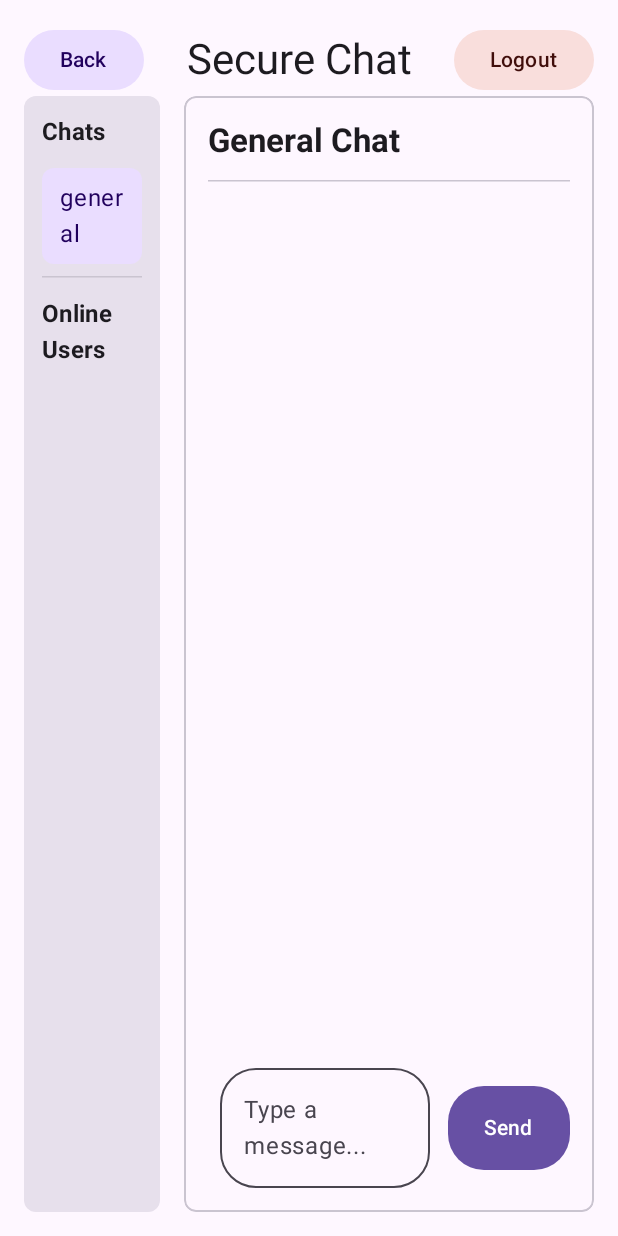
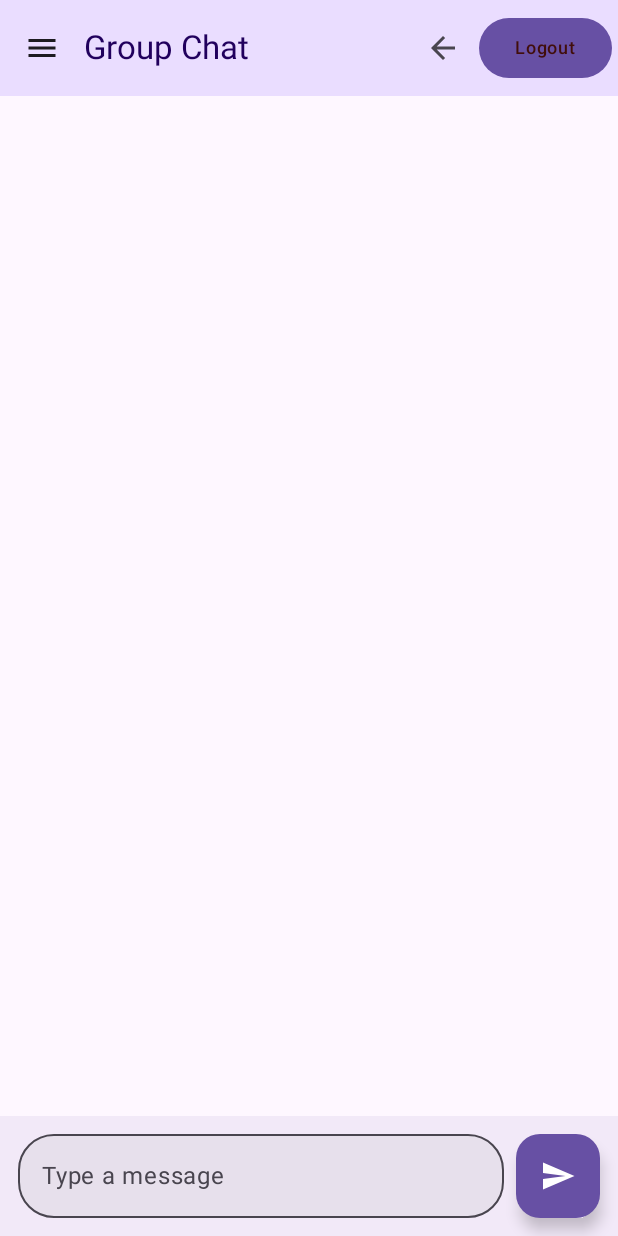
Before and after one commit to UdayKhare09/ProjectEXO_Android, an Android app built with Jetpack Compose: the FeatureScreen screen opened through its navigation route, after a tap on "Secure Chat", on a phone screen of 412 x 824 dp. Run offline under Robolectric (Android 15) with nearby library versions, the phone set to English and light mode, and no system bars; 1 statement that could not run was skipped.

Commit message:
Refactor Chat UI and ClientSocket for improved navigation and message handling

```diff
--- a/app/src/main/java/dev/uday/projectexo_android/Navigation.kt
+++ b/app/src/main/java/dev/uday/projectexo_android/Navigation.kt
@@ -18,9 +18,11 @@ object NavigationRoutes {
 @Composable
 fun AppNavigation() {
     val navController = rememberNavController()
+    // Set up the navigation host with no animation
+
     NavHost(
         navController = navController,
-        startDestination = NavigationRoutes.LOGIN
+        startDestination = NavigationRoutes.LOGIN,
     ) {
         composable(NavigationRoutes.LOGIN) {
             LoginScreen(
--- a/app/src/main/java/dev/uday/projectexo_android/net/ClientSocket.kt
+++ b/app/src/main/java/dev/uday/projectexo_android/net/ClientSocket.kt
@@ -1,6 +1,8 @@
 package dev.uday.projectexo_android.net
 
+import android.util.Log
 import dev.uday.projectexo_android.net.handlers.PacketHandler
+import kotlinx.coroutines.CoroutineScope
 import java.io.*
 import java.net.Socket
 import java.security.KeyFactory
@@ -9,6 +11,11 @@ import java.security.KeyPairGenerator
 import java.security.PublicKey
 import java.security.spec.X509EncodedKeySpec
 import javax.crypto.Cipher
+import kotlinx.coroutines.Dispatchers
+import kotlinx.coroutines.launch
+import kotlinx.coroutines.withContext
+import kotlin.math.ceil
+import kotlin.text.toInt
 
 class ClientSocket {
     companion object {
@@ -23,8 +30,20 @@ class ClientSocket {
         private var password: String = ""
         var onlineUsers = mutableListOf<String>()
 
+        // Connection state listeners
+        private val connectionListeners = mutableListOf<(Boolean) -> Unit>()
+
         @Volatile
         private var isConnected = false
+
+        fun addConnectionListener(listener: (Boolean) -> Unit) {
+            connectionListeners.add(listener)
+        }
+
+        private fun notifyConnectionChange(connected: Boolean) {
+            isConnected = connected
+            connectionListeners.forEach { it(connected) }
+        }
 
         fun init(username: String, password: String, host: String, port: String): Boolean {
             this.username = username
@@ -57,8 +76,6 @@ class ClientSocket {
                     return false
                 }
 
-                isConnected = true
-
                 // For normal operation, use longer timeout or none
                 socket?.soTimeout = 0
 
@@ -67,6 +84,7 @@ class ClientSocket {
                     startReceivingPacket()
                 }.start()
 
+                notifyConnectionChange(true)
                 return true
             } catch (e: Exception) {
                 println("Error during initialization: ${e.message}")
@@ -128,7 +146,7 @@ class ClientSocket {
                 // Get response
                 val response = dataInputStream?.readInt() ?: -1
 
-                println("Error during authentication: $response")
+                println("Auth response: $response")
 
                 return when (response) {
                     1 -> true // Success
@@ -149,18 +167,19 @@ class ClientSocket {
                 println("Cannot send packet: Not connected")
                 return
             }
+            Log.i("ClientSocket", "Sending packet of size: ${packet.size} bytes")
 
+            // Use a coroutine to perform the network operation
+            CoroutineScope(Dispatchers.IO).launch {
                 try {
-                // Based on server implementation, we need to encrypt and chunk data
                     val chunkSize = 240 // Server expects this size for RSA-2048
-                val totalChunks = Math.ceil(packet.size.toDouble() / chunkSize).toInt()
+                    val totalChunks = ceil(packet.size.toDouble() / chunkSize).toInt()
 
                     // Prepare and send header
                     cipher?.init(Cipher.ENCRYPT_MODE, serverPublicKey)
                     val header = "SIZE:${packet.size};CHUNKS:$totalChunks".toByteArray()
-                val encryptedHeader = cipher?.doFinal(header) ?: return
+                    val encryptedHeader = cipher?.doFinal(header) ?: return@launch
 
-                synchronized(dataOutputStream!!) {
                     dataOutputStream?.writeInt(encryptedHeader.size)
                     dataOutputStream?.write(encryptedHeader)
                     dataOutputStream?.flush()
@@ -168,7 +187,7 @@ class ClientSocket {
                     // Send chunks
                     for (i in 0 until totalChunks) {
                         val start = i * chunkSize
-                        val end = Math.min(packet.size, start + chunkSize)
+                        val end = packet.size.coerceAtMost(start + chunkSize)
                         val chunk = ByteArray(end - start)
                         System.arraycopy(packet, start, chunk, 0, end - start)
 
@@ -179,7 +198,6 @@ class ClientSocket {
                         dataOutputStream?.write(encryptedChunk)
                         dataOutputStream?.flush()
                     }
-                }
                 } catch (e: Exception) {
                     println("Error sending packet: ${e.message}")
                     e.printStackTrace()
@@ -187,6 +205,7 @@ class ClientSocket {
                     // Check if connection is lost
                     if (e is IOException) {
                         disconnect()
+                    }
                 }
             }
         }
@@ -243,14 +262,18 @@ class ClientSocket {
 
         fun disconnect() {
             try {
-                isConnected = false
                 dataInputStream?.close()
                 dataOutputStream?.close()
                 socket?.close()
                 println("Disconnected from server")
+                notifyConnectionChange(false)
             } catch (e: Exception) {
                 println("Error during disconnect: ${e.message}")
             }
         }
+
+        fun isConnected(): Boolean {
+            return isConnected && socket?.isConnected == true && !socket?.isClosed!!
         }
     }
+}
--- a/app/src/main/java/dev/uday/projectexo_android/ui/Chat.kt
+++ b/app/src/main/java/dev/uday/projectexo_android/ui/Chat.kt
@@ -1,16 +1,14 @@
 package ui
 
 import androidx.compose.foundation.background
-import androidx.compose.foundation.border
 import androidx.compose.foundation.clickable
 import androidx.compose.foundation.layout.*
 import androidx.compose.foundation.lazy.LazyColumn
 import androidx.compose.foundation.lazy.items
 import androidx.compose.foundation.lazy.rememberLazyListState
 import androidx.compose.foundation.shape.RoundedCornerShape
-import androidx.compose.foundation.text.KeyboardOptions
 import androidx.compose.material.icons.Icons
-import androidx.compose.material.icons.filled.Settings
+import androidx.compose.material.icons.filled.*
 import androidx.compose.material3.*
 import androidx.compose.runtime.*
 import androidx.compose.ui.Alignment
@@ -28,6 +26,7 @@ import androidx.compose.ui.unit.dp
 import androidx.compose.ui.unit.sp
 import dev.uday.projectexo_android.net.ClientSocket
 import dev.uday.projectexo_android.net.handlers.MsgHandler
+import kotlinx.coroutines.launch
 
 object Chat {
     // Chat message data class
@@ -64,190 +63,175 @@ object Chat {
         }
     }
 
+    @OptIn(ExperimentalMaterial3Api::class)
     @Composable
     fun ChatScreen(onLogout: () -> Unit, onBack: () -> Unit) {
         var messageInput by remember { mutableStateOf("") }
-        val selectedChat = remember { currentChat }
-        val chatMessages = messages[selectedChat.value] ?: emptyList()
+        val selectedChat = remember { mutableStateOf("general") }
+        val listState = rememberLazyListState()
+        val drawerState = rememberDrawerState(DrawerValue.Closed)
+        val scope = rememberCoroutineScope()
 
-        val listState = rememberLazyListState()
-
-        LaunchedEffect(chatMessages.size) {
-            if (chatMessages.isNotEmpty()) {
-                listState.animateScrollToItem(chatMessages.size - 1)
+        // Auto-scroll to bottom when new messages arrive
+        val currentMessages = messages[selectedChat.value] ?: emptyList()
+        LaunchedEffect(currentMessages.size) {
+            if (currentMessages.isNotEmpty()) {
+                listState.animateScrollToItem(currentMessages.size - 1)
             }
         }
 
-        // File chooser dialog
-
-        Column(modifier = Modifier.fillMaxSize().padding(16.dp)) {
-            // Header remains unchanged...
-            Row(
-                modifier = Modifier.fillMaxWidth(),
-                horizontalArrangement = Arrangement.SpaceBetween,
-                verticalAlignment = Alignment.CenterVertically
+        ModalNavigationDrawer(
+            drawerState = drawerState,
+            drawerContent = {
+                ModalDrawerSheet(
+                    modifier = Modifier.width(280.dp)
                 ) {
-                // Back button
-                Button(
-                    onClick = onBack,
-                    colors = ButtonDefaults.buttonColors(
-                        containerColor = MaterialTheme.colorScheme.primaryContainer,
-                        contentColor = MaterialTheme.colorScheme.onPrimaryContainer
-                    )
-                ) {
-                    Text("Back")
-                }
-
-                // Title
-                Text(
-                    text = "Secure Chat",
-                    style = MaterialTheme.typography.headlineMedium
-                )
-
-                // Logout button
-                Button(
-                    onClick = onLogout,
-                    colors = ButtonDefaults.buttonColors(
-                        containerColor = MaterialTheme.colorScheme.errorContainer,
-                        contentColor = MaterialTheme.colorScheme.onErrorContainer
-                    )
-                ) {
-                    Text("Logout")
-                }
-            }
-
-            Row(modifier = Modifier.fillMaxSize()) {
-                // Online users panel remains unchanged...
                     Column(
-                    modifier = Modifier.weight(1f)
+                        modifier = Modifier
                             .fillMaxHeight()
-                        .clip(RoundedCornerShape(8.dp))
-                        .background(MaterialTheme.colorScheme.surfaceVariant)
-                        .padding(12.dp)
+                            .padding(16.dp)
                     ) {
                         Text(
                             text = "Chats",
-                        style = MaterialTheme.typography.titleMedium,
-                        fontWeight = FontWeight.Bold,
-                        modifier = Modifier.padding(bottom = 12.dp)
+                            style = MaterialTheme.typography.titleLarge,
+                            modifier = Modifier.padding(vertical = 16.dp)
                         )
 
-                    // General chat option
-                    ChatListItem(
-                        name = "general",
-                        isSelected = selectedChat.value == "general",
-                        onClick = { selectedChat.value = "general" }
+                        HorizontalDivider(modifier = Modifier.padding(bottom = 8.dp))
+
+                        NavigationDrawerItem(
+                            label = { Text("General") },
+                            selected = selectedChat.value == "general",
+                            onClick = {
+                                selectedChat.value = "general"
+                                scope.launch { drawerState.close() }
+                            },
                         )
 
-                    HorizontalDivider(modifier = Modifier.padding(vertical = 8.dp))
-
+                        Spacer(modifier = Modifier.height(8.dp))
                         Text(
                             text = "Online Users",
                             style = MaterialTheme.typography.titleMedium,
-                        fontWeight = FontWeight.Bold,
-                        modifier = Modifier.padding(vertical = 4.dp)
+                            modifier = Modifier.padding(vertical = 8.dp)
                         )
 
                         LazyColumn {
-                        // Display online users except the current user
-                        items(onlineUsers.filter { it != ClientSocket.username }) { user ->
-                            ChatListItem(
-                                name = user,
-                                isSelected = selectedChat.value == user,
+                            items(onlineUsers) { user ->
+                                if (user != ClientSocket.username) {
+                                    NavigationDrawerItem(
+                                        label = { Text(user) },
+                                        selected = selectedChat.value == user,
                                         onClick = {
                                             selectedChat.value = user
-                                    // Load chat history for the selected user
                                             if (!messages.containsKey(user)) {
                                                 messages[user] = emptyList()
                                             }
-                                }
+                                            scope.launch { drawerState.close() }
+                                        },
                                     )
                                 }
                             }
                         }
-
-                Spacer(modifier = Modifier.width(16.dp))
-
-                // ui.Chat panel
-                Column(
-                    modifier = Modifier.weight(3f)
-                        .fillMaxHeight()
-                        .clip(RoundedCornerShape(8.dp))
-                        .background(MaterialTheme.colorScheme.surface)
-                        .border(1.dp, MaterialTheme.colorScheme.outlineVariant, RoundedCornerShape(8.dp))
-                        .padding(16.dp)
+                    }
+                }
+            }
         ) {
-                    // ui.Chat header and messages remain unchanged...
+            Scaffold(
+                topBar = {
+                    TopAppBar(
+                        title = {
+                            Text(
+                                if (selectedChat.value == "general") "Group Chat"
+                                else selectedChat.value
+                            )
+                        },
+                        navigationIcon = {
+                            IconButton(onClick = { scope.launch { drawerState.open() } }) {
+                                Icon(
+                                    imageVector = Icons.Default.Menu,
+                                    contentDescription = "Open Drawer"
+                                )
+                            }
+                        },
+                        actions = {
+                            IconButton(onClick = onBack) {
+                                Icon(
+                                    imageVector = Icons.Default.ArrowBack,
+                                    contentDescription = "Back"
+                                )
+                            }
+                            Button(onClick = onLogout) {
+                                Text(
+                                    text = "Logout",
+                                    color = MaterialTheme.colorScheme.onErrorContainer,
+                                    style = MaterialTheme.typography.labelMedium
+                                )
+                            }
+                        },
+                        colors = TopAppBarDefaults.topAppBarColors(
+                            containerColor = MaterialTheme.colorScheme.primaryContainer,
+                            titleContentColor = MaterialTheme.colorScheme.onPrimaryContainer
+                        )
+                    )
+                },
+                bottomBar = {
+                    Surface(
+                        modifier = Modifier.fillMaxWidth(),
+                        tonalElevation = 3.dp
+                    ) {
                         Row(
-                        modifier = Modifier.fillMaxWidth(),
+                            modifier = Modifier
+                                .fillMaxWidth()
+                                .padding(12.dp),
                             verticalAlignment = Alignment.CenterVertically
                         ) {
-                        Text(
-                            text = if (selectedChat.value == "general") "General Chat" else "Chat with ${selectedChat.value}",
-                            style = MaterialTheme.typography.titleLarge,
-                            fontWeight = FontWeight.Bold
-                        )
-                    }
-
-                    HorizontalDivider(modifier = Modifier.padding(vertical = 12.dp))
-
-                    // ui.Chat messages
-                    LazyColumn(
-                        state = listState,
-                        modifier = Modifier.weight(1f)
-                            .fillMaxWidth()
-                            .padding(vertical = 8.dp)
-                    ) {
-                        items(chatMessages) { message ->
-                            MessageBubble(message)
-                            Spacer(modifier = Modifier.height(8.dp))
-                        }
-                    }
-
-                    // Modified input field area with attachment button
-                    Row(
-                        modifier = Modifier.fillMaxWidth().padding(top = 8.dp),
-                        verticalAlignment = Alignment.CenterVertically
-                    ) {
-                        Spacer(modifier = Modifier.width(8.dp))
-
-                        // Text input field
                             OutlinedTextField(
                                 value = messageInput,
                                 onValueChange = { messageInput = it },
                                 modifier = Modifier.weight(1f),
-                            placeholder = { Text("Type a message...") },
+                                placeholder = { Text("Type a message") },
                                 shape = RoundedCornerShape(24.dp),
                                 colors = TextFieldDefaults.colors(
-                                focusedContainerColor = MaterialTheme.colorScheme.surface,
-                                unfocusedContainerColor = MaterialTheme.colorScheme.surface
-                            ),
-                            keyboardOptions = KeyboardOptions(
-                                imeAction = androidx.compose.ui.text.input.ImeAction.Send
-                            ),
-                            keyboardActions = androidx.compose.foundation.text.KeyboardActions(
-                                onSend = {
-                                    sendMsg(messageInput, selectedChat)
-                                    messageInput = "" // Clear input after sending
-                                }
-                            ),
-                            singleLine = true
+                                    focusedContainerColor = MaterialTheme.colorScheme.surfaceVariant,
+                                    unfocusedContainerColor = MaterialTheme.colorScheme.surfaceVariant
+                                )
                             )
 
-                        Spacer(modifier = Modifier.width(12.dp))
+                            Spacer(modifier = Modifier.width(8.dp))
 
-                        // Send button
-                        Button(
+                            FloatingActionButton(
                                 onClick = {
+                                    if (messageInput.isNotBlank()) {
                                         sendMsg(messageInput, selectedChat)
-                                messageInput = "" // Clear input after sending
+                                        messageInput = ""
+                                    }
                                 },
-                            shape = RoundedCornerShape(24.dp),
-                            modifier = Modifier.height(56.dp)
+                                containerColor = MaterialTheme.colorScheme.primary
                             ) {
-                            Text("Send")
+                                Icon(
+                                    imageVector = Icons.Default.Send,
+                                    contentDescription = "Send Message"
+                                )
                             }
                         }
+                    }
+                }
+            ) { paddingValues ->
+                LazyColumn(
+                    modifier = Modifier
+                        .fillMaxSize()
+                        .padding(paddingValues)
+                        .padding(horizontal = 16.dp),
+                    state = listState,
+                    verticalArrangement = Arrangement.spacedBy(8.dp)
+                ) {
+                    item { Spacer(modifier = Modifier.height(8.dp)) }
+
+                    items(currentMessages) { message ->
+                        MessageBubble(message)
+                    }
+
+                    item { Spacer(modifier = Modifier.height(8.dp)) }
                 }
             }
         }
```
Lines whose indentation alone changed are shown as unchanged.
